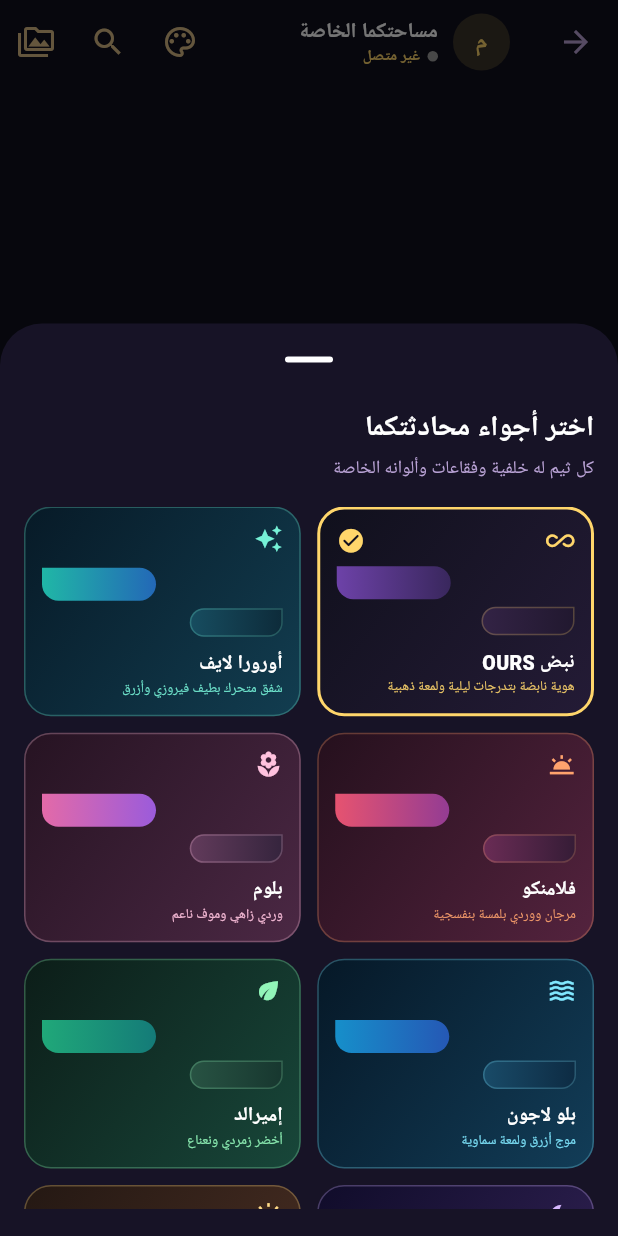
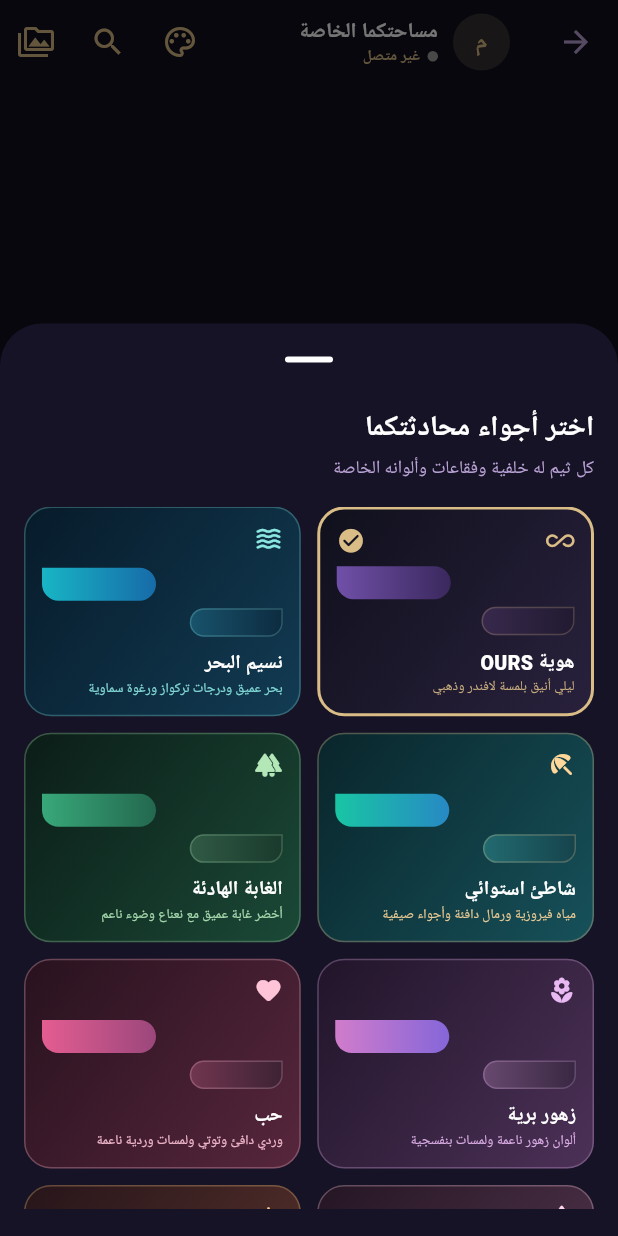
Before and after one commit to xmarco79/DUO-App, a Flutter app: the ChatPage screen opened directly with empty values, after a tap on the "palette" icon, on a phone screen of 412 x 824 dp. Run offline on Flutter 3.47's test engine with Material 3 defaults, Android fonts, the phone set to English and light mode, and no system bars; our stand-ins replace audioplayers, file_picker, firebase_core, firebase_messaging, flutter_local_notifications, google_fonts and 4 more; missing offline and left inert: record; accounts and stored records are empty; network calls fail.

Commit message:
Replace chat themes with curated scenic OURS moods

```diff
--- a/lib/main.dart
+++ b/lib/main.dart
@@ -66,33 +66,45 @@ class _OursChatTheme {
 }
 
 const _oursChatThemes = [
-  _OursChatTheme('ours','نبض OURS','OURS Pulse','هوية نابضة بتدرجات ليلية ولمعة ذهبية','OURS signature with lively gradients and gold glows',
-    Color(0xFF10101C),Color(0xFF3B285C),Color(0xFF241B36),Color(0xFFFFD66B),
-    [Color(0xFF6D42A8),Color(0xFF39275D)],[Color(0xFF332345),Color(0xFF21182F)],Icons.all_inclusive_rounded),
-  _OursChatTheme('aurora','أورورا لايف','Aurora Live','شفق متحرك بطيف فيروزي وأزرق','Vivid teal and blue aurora',
-    Color(0xFF071A27),Color(0xFF147B82),Color(0xFF123D50),Color(0xFF75F1D6),
-    [Color(0xFF20B7A6),Color(0xFF2368B7)],[Color(0xFF174D60),Color(0xFF0D2B3A)],Icons.auto_awesome),
-  _OursChatTheme('flamenco','فلامنكو','Flamenco','مرجان ووردي بلمسة بنفسجية','Coral, rose and violet',
-    Color(0xFF25101D),Color(0xFFB33C6D),Color(0xFF54233E),Color(0xFFFFA36D),
-    [Color(0xFFE65370),Color(0xFF943C93)],[Color(0xFF6A2C55),Color(0xFF351C36)],Icons.wb_twilight),
-  _OursChatTheme('bloom','بلوم','Bloom','وردي زاهي وموف ناعم','Vibrant pink and soft violet',
-    Color(0xFF261322),Color(0xFFB34F8B),Color(0xFF4B2844),Color(0xFFFFC2DE),
-    [Color(0xFFE36AA8),Color(0xFF9B5BDB)],[Color(0xFF623B5B),Color(0xFF35243D)],Icons.local_florist),
-  _OursChatTheme('lagoon','بلو لاجون','Blue Lagoon','موج أزرق ولمعة سماوية','Blue waves and cyan glow',
-    Color(0xFF061827),Color(0xFF167FB0),Color(0xFF123D58),Color(0xFF80E8FF),
-    [Color(0xFF168FCA),Color(0xFF2558B5)],[Color(0xFF194B68),Color(0xFF0D2B43)],Icons.waves),
-  _OursChatTheme('emerald','إميرالد','Emerald','أخضر زمردي ونعناع','Emerald and mint',
-    Color(0xFF0C1D18),Color(0xFF168B67),Color(0xFF18473A),Color(0xFF91F5B8),
-    [Color(0xFF20A879),Color(0xFF147B78)],[Color(0xFF285343),Color(0xFF17372F)],Icons.eco),
-  _OursChatTheme('dreamscape','دريم سكيب','Dreamscape','بنفسجي كوني وتوهج ليلي','Cosmic violet glow',
-    Color(0xFF100C2A),Color(0xFF7045D8),Color(0xFF342458),Color(0xFFD6B7FF),
-    [Color(0xFF8D59F0),Color(0xFF4B39B6)],[Color(0xFF443B68),Color(0xFF282442)],Icons.nights_stay),
-  _OursChatTheme('sundust','صن داست','Sun Dust','عنبر ونحاس وألوان غروب','Amber, copper and sunset',
-    Color(0xFF241813),Color(0xFFB66B35),Color(0xFF4C3024),Color(0xFFFFDA87),
-    [Color(0xFFD8873D),Color(0xFF9A4C39)],[Color(0xFF60452F),Color(0xFF35291F)],Icons.wb_sunny),
-  _OursChatTheme('cyberpop','سايبر بوب','Cyber Pop','نيون فوشيا وسماوي','Neon fuchsia and cyan',
-    Color(0xFF140A22),Color(0xFF8144C7),Color(0xFF36234D),Color(0xFF7CFFF1),
-    [Color(0xFFB53ED1),Color(0xFF4C68DA)],[Color(0xFF3B315F),Color(0xFF24203F)],Icons.bolt),
+  _OursChatTheme('ours','هوية OURS','OURS Signature','ليلي أنيق بلمسة لافندر وذهبي','Elegant midnight with lavender and gold',
+    Color(0xFF10101C),Color(0xFF48316B),Color(0xFF29213D),Color(0xFFD9BC86),
+    [Color(0xFF7050A8),Color(0xFF3A285D)],[Color(0xFF38294C),Color(0xFF211A31)],Icons.all_inclusive_rounded),
+  _OursChatTheme('sea','نسيم البحر','Sea Breeze','بحر عميق ودرجات تركواز ورغوة سماوية','Deep ocean blues, turquoise and seafoam',
+    Color(0xFF071B2A),Color(0xFF087E9B),Color(0xFF123B53),Color(0xFF8BE7E1),
+    [Color(0xFF18B5C5),Color(0xFF176BA8)],[Color(0xFF18536C),Color(0xFF0D2B40)],Icons.waves_rounded),
+  _OursChatTheme('tropical','شاطئ استوائي','Tropical Shore','مياه فيروزية ورمال دافئة وأجواء صيفية','Tropical turquoise and warm sandy tones',
+    Color(0xFF09252B),Color(0xFF12A99A),Color(0xFF17515A),Color(0xFFFFD79A),
+    [Color(0xFF19C5A4),Color(0xFF2789C4)],[Color(0xFF226B70),Color(0xFF16434C)],Icons.beach_access_rounded),
+  _OursChatTheme('forest','الغابة الهادئة','Forest Calm','أخضر غابة عميق مع نعناع وضوء ناعم','Deep forest green, mint and soft light',
+    Color(0xFF0B1D17),Color(0xFF26835D),Color(0xFF1B4937),Color(0xFFB3E7B8),
+    [Color(0xFF38A879),Color(0xFF23684F)],[Color(0xFF315A45),Color(0xFF193A2C)],Icons.forest_rounded),
+  _OursChatTheme('wildflower','زهور برية','Wildflower','ألوان زهور ناعمة ولمسات بنفسجية','Soft wildflower hues with violet accents',
+    Color(0xFF21152A),Color(0xFFAD65B8),Color(0xFF4C3157),Color(0xFFE8B9F2),
+    [Color(0xFFD17CCB),Color(0xFF8566D9)],[Color(0xFF68496F),Color(0xFF382742)],Icons.local_florist_rounded),
+  _OursChatTheme('love','حب','Love','وردي دافئ وتوتي ولمسات وردية ناعمة','Warm rose, berry and blush tones',
+    Color(0xFF28121E),Color(0xFFBD4778),Color(0xFF57263D),Color(0xFFFFC4D8),
+    [Color(0xFFE45D91),Color(0xFF9B477C)],[Color(0xFF713650),Color(0xFF3D2234)],Icons.favorite_rounded),
+  _OursChatTheme('sakura','ساكورا','Sakura','بتلات وردية وموف فاتح بطابع ربيعي','Cherry blossom pink and spring lilac',
+    Color(0xFF251624),Color(0xFFB968A1),Color(0xFF55364F),Color(0xFFFFD5E9),
+    [Color(0xFFE98FC2),Color(0xFFAD72D4)],[Color(0xFF744E6D),Color(0xFF403047)],Icons.park_rounded),
+  _OursChatTheme('sunset','غروب','Sunset Glow','غروب برتقالي ومرجاني مع بنفسجي','Orange, coral and dusky violet sunset',
+    Color(0xFF27151A),Color(0xFFD66A45),Color(0xFF5B342D),Color(0xFFFFD08A),
+    [Color(0xFFFF9658),Color(0xFFCA5473)],[Color(0xFF75483C),Color(0xFF412A29)],Icons.wb_twilight_rounded),
+  _OursChatTheme('starlight','ضوء النجوم','Starlight','سماء ليلية هادئة وأزرق فضائي','Quiet night sky and cosmic blue',
+    Color(0xFF0C1128),Color(0xFF536BD1),Color(0xFF28365E),Color(0xFFC4D4FF),
+    [Color(0xFF7188F2),Color(0xFF4B56B5)],[Color(0xFF39476E),Color(0xFF202A48)],Icons.nights_stay_rounded),
+  _OursChatTheme('lavender','لافندر','Lavender Dream','لافندر ومورّد هادئ بلمسة فضية','Lavender, mauve and soft silver',
+    Color(0xFF1B1529),Color(0xFF8067BD),Color(0xFF453653),Color(0xFFDCCBFF),
+    [Color(0xFFA18BE0),Color(0xFF6B5BB8)],[Color(0xFF5B4B70),Color(0xFF332A43)],Icons.cloud_rounded),
+  _OursChatTheme('winter','شتاء','Winter Frost','جليد أزرق وفضي وأجواء باردة','Icy blue, silver and crisp winter mood',
+    Color(0xFF101D2B),Color(0xFF579BC8),Color(0xFF29465D),Color(0xFFD3F0FF),
+    [Color(0xFF78C4EA),Color(0xFF4A7FC2)],[Color(0xFF42657D),Color(0xFF263E52)],Icons.ac_unit_rounded),
+  _OursChatTheme('coffee','قهوة','Coffee House','موكا وكريمي ونحاس هادئ','Mocha, cream and soft copper',
+    Color(0xFF211711),Color(0xFFAD754A),Color(0xFF563B2D),Color(0xFFE8C69D),
+    [Color(0xFFD09A68),Color(0xFF9B6545)],[Color(0xFF6D4D39),Color(0xFF3B2A21)],Icons.coffee_rounded),
+  _OursChatTheme('meadow','مرج','Meadow','عشب أخضر وشمس صباحية ولمسات ليمونية','Fresh meadow green and morning sunshine',
+    Color(0xFF142019),Color(0xFF79A83C),Color(0xFF3E5932),Color(0xFFD9F49B),
+    [Color(0xFFA2C94C),Color(0xFF48A878)],[Color(0xFF526B40),Color(0xFF2D422B)],Icons.grass_rounded),
 ];
 
 // ==================== APP PREFERENCES ====================
```
